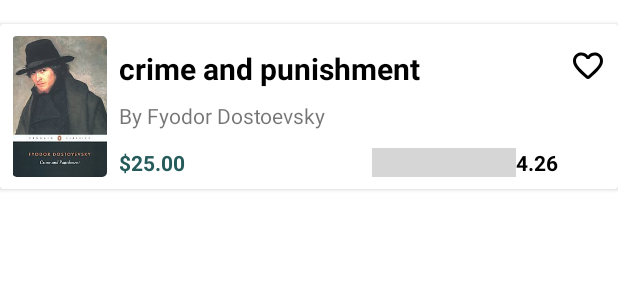
After one commit to Negarnbkhti42/mobile-programming-HW2, an Android app: the layout layout_book_browse_card.xml on its own in the app's theme, with its tools: preview values and no code run, on a phone screen of 412 x 824 dp. The commit adds this screen. Shown: the top 300 px of the screen. Run offline under Robolectric (Android 15) with nearby library versions, the phone set to English and light mode, and no system bars; grey boxes are pictures that could not be loaded.

Commit message:
Design book card

```diff
--- /dev/null
+++ b/app/src/main/res/drawable/round_favorite_border_24.xml
@@ -0,0 +1,5 @@
+<vector android:height="24dp" android:tint="#000000"
+    android:viewportHeight="24" android:viewportWidth="24"
+    android:width="24dp" xmlns:android="http://schemas.android.com/apk/res/android">
+    <path android:fillColor="@android:color/white" android:pathData="M19.66,3.99c-2.64,-1.8 -5.9,-0.96 -7.66,1.1 -1.76,-2.06 -5.02,-2.91 -7.66,-1.1 -1.4,0.96 -2.28,2.58 -2.34,4.29 -0.14,3.88 3.3,6.99 8.55,11.76l0.1,0.09c0.76,0.69 1.93,0.69 2.69,-0.01l0.11,-0.1c5.25,-4.76 8.68,-7.87 8.55,-11.75 -0.06,-1.7 -0.94,-3.32 -2.34,-4.28zM12.1,18.55l-0.1,0.1 -0.1,-0.1C7.14,14.24 4,11.39 4,8.5 4,6.5 5.5,5 7.5,5c1.54,0 3.04,0.99 3.57,2.36h1.87C13.46,5.99 14.96,5 16.5,5c2,0 3.5,1.5 3.5,3.5 0,2.89 -3.14,5.74 -7.9,10.05z"/>
+</vector>
--- a/app/src/main/res/layout/activity_book_info.xml
+++ b/app/src/main/res/layout/activity_book_info.xml
@@ -29,10 +29,12 @@
                 android:padding="16dp">
 
 
-                <ImageView
-                    android:layout_width="match_parent"
-                    android:layout_height="200dp"
-                    android:layout_gravity="center" />
+                <com.google.android.material.imageview.ShapeableImageView
+                    android:layout_width="200dp"
+                    android:layout_height="300dp"
+                    android:layout_gravity="center"
+                    app:shapeAppearanceOverlay="@style/RoundedSquare"
+                    android:src="@drawable/sample_book_cover"/>
 
                 <TextView
                     android:layout_width="wrap_content"
--- /dev/null
+++ b/app/src/main/res/layout/layout_book_browse_card.xml
@@ -0,0 +1,114 @@
+<?xml version="1.0" encoding="utf-8"?>
+<androidx.cardview.widget.CardView xmlns:android="http://schemas.android.com/apk/res/android"
+    xmlns:app="http://schemas.android.com/apk/res-auto"
+    xmlns:tools="http://schemas.android.com/tools"
+    android:layout_width="match_parent"
+    android:layout_height="110dp"
+    android:layout_marginTop="16dp">
+
+    <androidx.constraintlayout.widget.ConstraintLayout
+        android:layout_width="match_parent"
+        android:layout_height="match_parent"
+        android:padding="8dp">
+
+        <com.google.android.material.imageview.ShapeableImageView
+            android:id="@+id/shapeableImageView"
+            android:layout_width="63dp"
+            android:layout_height="wrap_content"
+            android:layout_gravity="start"
+            android:layout_marginTop="8dp"
+            android:layout_marginBottom="8dp"
+            android:layout_weight="0.20"
+            android:src="@drawable/sample_book_cover"
+            app:layout_constraintBottom_toBottomOf="parent"
+            app:layout_constraintStart_toStartOf="parent"
+            app:layout_constraintTop_toTopOf="parent"
+            app:shapeAppearanceOverlay="@style/RoundedSquare" />
+
+        <LinearLayout
+            android:id="@+id/linearLayout"
+            android:layout_width="0dip"
+            android:layout_height="wrap_content"
+            android:layout_marginStart="8dp"
+            android:layout_marginTop="8dp"
+            android:layout_marginEnd="8dp"
+            android:layout_weight="0.80"
+            android:orientation="vertical"
+            app:layout_constraintEnd_toStartOf="@+id/book_favorite_indicate"
+            app:layout_constraintStart_toEndOf="@+id/shapeableImageView"
+            app:layout_constraintTop_toTopOf="parent">
+
+
+            <TextView
+                android:layout_width="match_parent"
+                android:layout_height="wrap_content"
+                android:ellipsize="end"
+                android:maxLines="1"
+                android:text="@string/book_sample_title"
+                android:textColor="?colorOnSecondary"
+                android:textSize="20sp"
+                android:textStyle="bold" />
+
+            <TextView
+                android:layout_width="match_parent"
+                android:layout_height="wrap_content"
+                android:layout_marginTop="8dp"
+                android:ellipsize="end"
+                android:maxLines="1"
+                android:text="@string/book_sample_author" />
+        </LinearLayout>
+
+        <LinearLayout
+            android:layout_width="0dip"
+            android:layout_height="wrap_content"
+            android:orientation="horizontal"
+            app:layout_constraintBottom_toBottomOf="parent"
+            app:layout_constraintEnd_toEndOf="@+id/linearLayout"
+            app:layout_constraintStart_toStartOf="@+id/linearLayout">
+
+            <TextView
+                android:layout_width="0dp"
+                android:layout_height="wrap_content"
+                android:layout_weight="1"
+                android:text="@string/book_sample_price"
+                android:textColor="?colorPrimary"
+                android:textStyle="bold" />
+
+            <LinearLayout
+                android:layout_width="wrap_content"
+                android:layout_height="wrap_content"
+                android:orientation="horizontal">
+
+
+                <ImageView
+                    android:id="@+id/imageView3"
+                    android:layout_width="0dp"
+                    android:layout_height="match_parent"
+                    android:layout_weight="1"
+                    app:srcCompat="@drawable/round_star_rate_24" />
+
+                <TextView
+                    android:layout_width="wrap_content"
+                    android:layout_height="wrap_content"
+                    android:text="@string/book_sample_rate"
+                    android:textColor="?colorOnSecondary"
+                    android:textStyle="bold" />
+
+            </LinearLayout>
+
+        </LinearLayout>
+
+        <ImageButton
+            android:id="@+id/book_favorite_indicate"
+            android:layout_width="wrap_content"
+            android:layout_height="wrap_content"
+            android:adjustViewBounds="true"
+            android:background="?attr/selectableItemBackgroundBorderless"
+            android:contentDescription="@string/settings"
+            android:scaleType="fitCenter"
+            app:layout_constraintEnd_toEndOf="parent"
+            app:layout_constraintTop_toTopOf="@+id/linearLayout"
+            app:srcCompat="@drawable/round_favorite_border_24" />
+
+    </androidx.constraintlayout.widget.ConstraintLayout>
+</androidx.cardview.widget.CardView>
--- a/app/src/main/res/values/strings.xml
+++ b/app/src/main/res/values/strings.xml
@@ -40,5 +40,6 @@
     <string name="book_sample_title">crime and punishment</string>
     <string name="book_sample_author">By Fyodor Dostoevsky</string>
     <string name="book_sample_price">$25.00</string>
+    <string name="book_sample_rate">4.26</string>
     <string name="book_sample_description">Raskolnikov, a destitute and desperate former student, wanders through the slums of St Petersburg and commits a random murder without remorse or regret. He imagines himself to be a great man, a Napoleon: acting for a higher purpose beyond conventional moral law. But as he embarks on a dangerous game of cat and mouse with a suspicious police investigator, Raskolnikov is pursued by the growing voice of his conscience and finds the noose of his own guilt tightening around his neck. Only Sonya, a downtrodden sex worker, can offer the chance of redemption.</string>
 </resources>
--- /dev/null
+++ b/app/src/main/res/values/styles.xml
@@ -0,0 +1,6 @@
+<?xml version="1.0" encoding="utf-8"?>
+<resources>
+    <style name="RoundedSquare">
+        <item name="cornerSize">5%</item>
+    </style>
+</resources>
```
Also changed, not shown: app/src/main/res/drawable/sample_book_cover.jpg (added).
